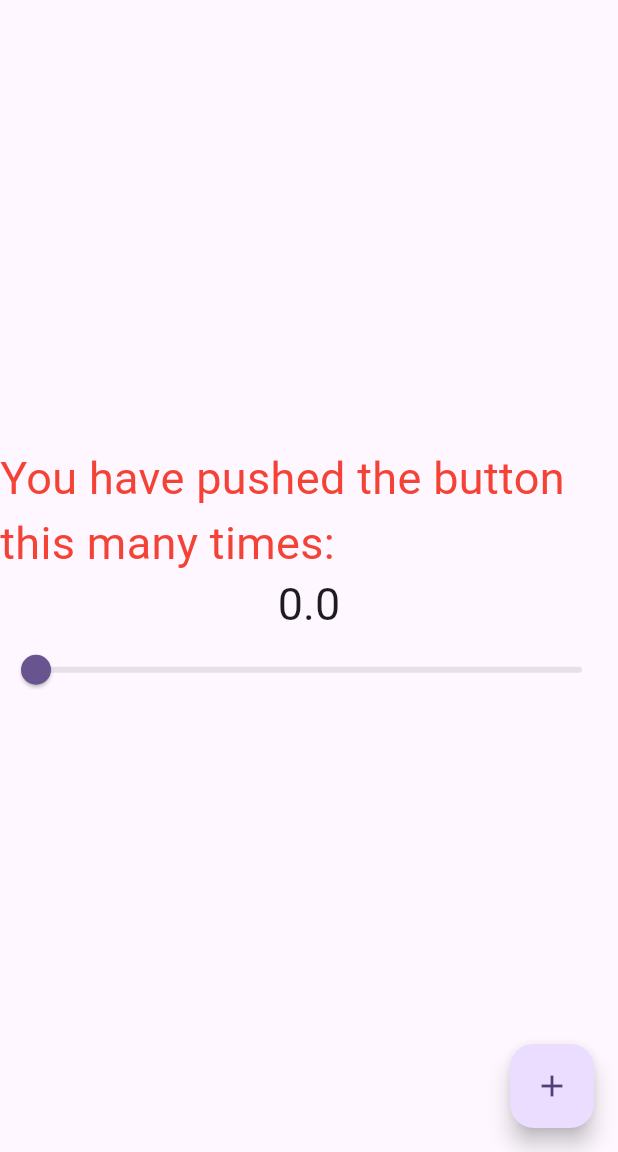
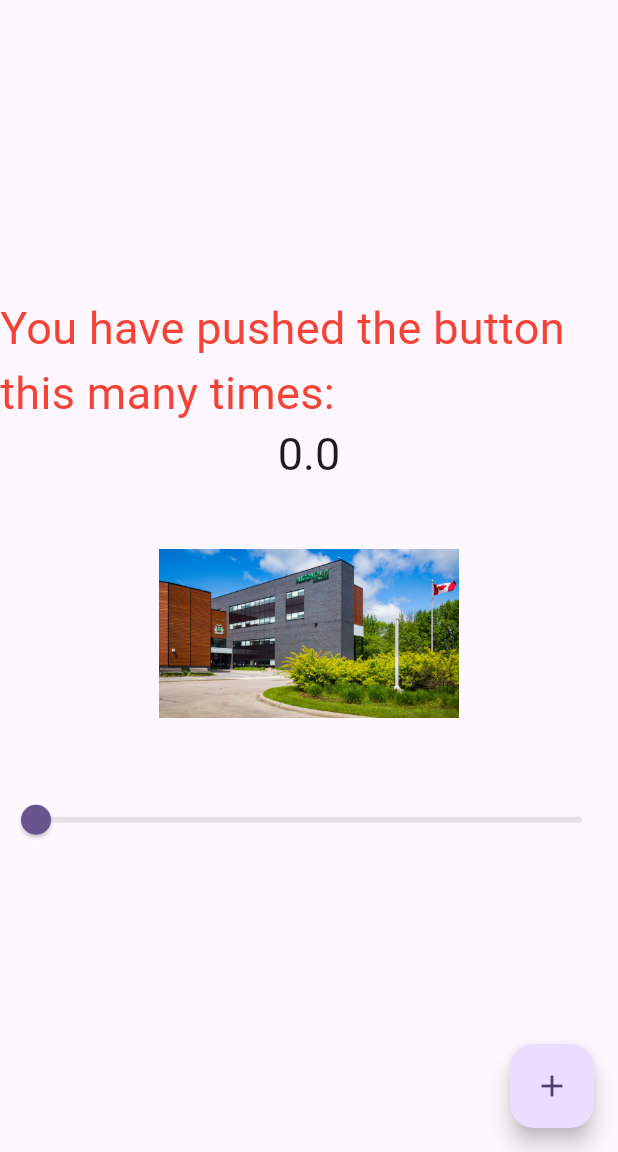
Before and after one commit to c-annabel/my_cst2335_labs, a Flutter app: the screen it shows after launch, on a phone screen of 412 x 824 dp, the part 84-1236 px from its top. Run offline on Flutter 3.47's test engine with Material 3 defaults, Android fonts, the phone set to English and light mode, and no system bars.

Commit message:
adding widgets

```diff
--- a/lib/main.dart
+++ b/lib/main.dart
@@ -64,6 +64,7 @@ class _MyHomePageState extends State<MyHomePage> {
               '$_counter',
               style: Theme.of(context).textTheme.headlineMedium?.copyWith(fontSize:myFontSize),
             ),
+            Image.asset("images/algonquin.jpg", width: 200, height:200),
             Slider(value:_counter, max:100.0, onChanged: setNewValue, min:0.0)
           ],
         ),
--- a/pubspec.yaml
+++ b/pubspec.yaml
@@ -58,7 +58,8 @@ flutter:
   uses-material-design: true
 
   # To add assets to your application, add an assets section, like this:
-  # assets:
+  assets:
+    - images/algonquin.jpg
   #   - images/a_dot_burr.jpeg
   #   - images/a_dot_ham.jpeg
 
```
Also changed, not shown: images/algonquin.jpg (added).
